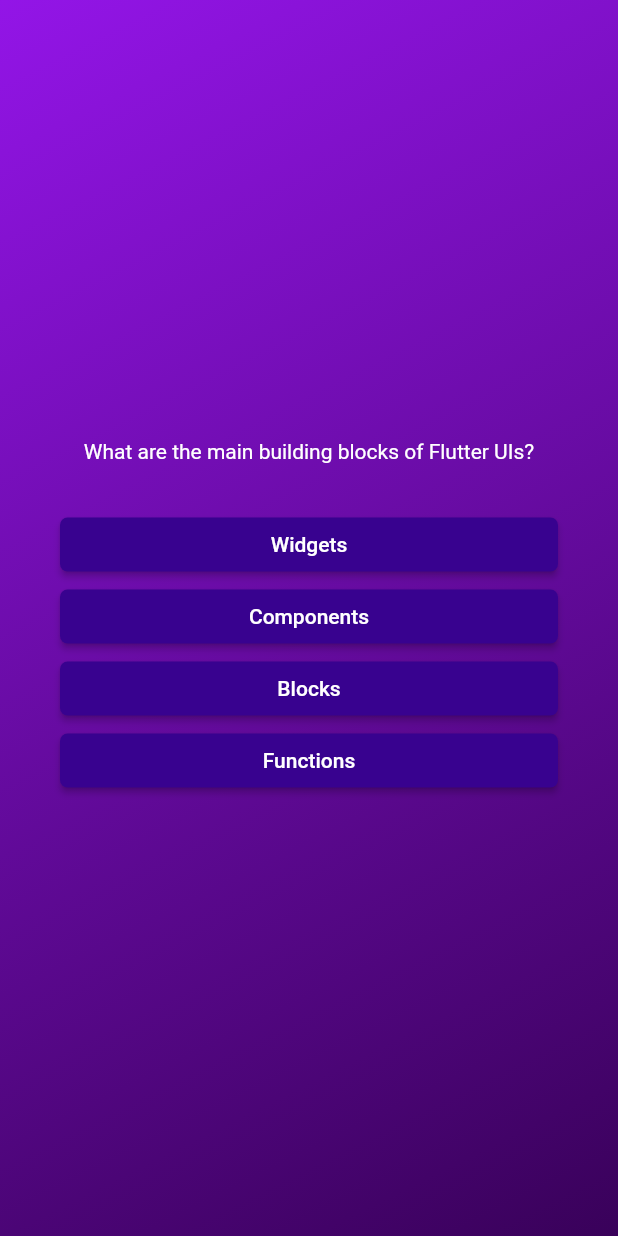
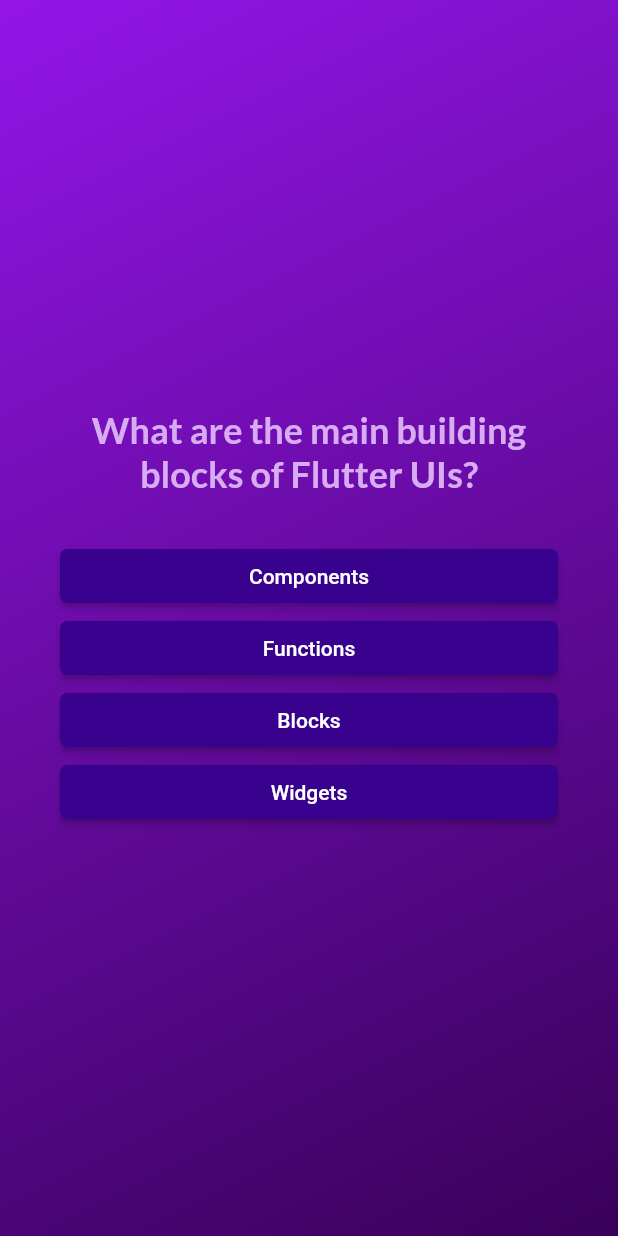
Before and after one commit to LuisDutra/quiz_app, a Flutter app: the screen it shows after launch, after a tap on "Start Quiz", on a phone screen of 412 x 824 dp. Run offline on Flutter 3.47's test engine with Material 2 defaults, Android fonts, the phone set to English and light mode, and no system bars; our stand-ins replace google_fonts.

Commit message:
adding google fonts

```diff
--- a/lib/answer_button.dart
+++ b/lib/answer_button.dart
@@ -22,7 +22,10 @@ class AnswerButton extends StatelessWidget {
           borderRadius: BorderRadius.circular(5),
         ),
       ),
-      child: Text(answerText),
+      child: Text(
+        answerText,
+        textAlign: TextAlign.center,
+      ),
     );
   }
 }
--- a/lib/home.dart
+++ b/lib/home.dart
@@ -1,7 +1,8 @@
 import 'package:flutter/material.dart';
+import 'package:google_fonts/google_fonts.dart';
 
 class Home extends StatelessWidget {
-  const Home(this.startQuiz,{super.key});
+  const Home(this.startQuiz, {super.key});
 
   final void Function() startQuiz;
 
@@ -17,9 +18,9 @@ class Home extends StatelessWidget {
         ),
         Container(
           padding: const EdgeInsets.all(30),
-          child: const Text(
+          child: Text(
             "Learn Flutter the fun way !!!",
-            style: TextStyle(
+            style: GoogleFonts.lato(
               color: Colors.white,
               fontSize: 24,
             ),
--- a/lib/models/quiz_question.dart
+++ b/lib/models/quiz_question.dart
@@ -3,4 +3,10 @@ class QuizQuestion {
 
   final String text;
   final List<String> answers;
+
+  List<String> getShuffledAnswers() {
+    final shuffledList = List.of(answers);
+    shuffledList.shuffle();
+    return shuffledList;
+  }
 }
--- a/lib/questions_screen.dart
+++ b/lib/questions_screen.dart
@@ -1,4 +1,5 @@
 import 'package:flutter/material.dart';
+import 'package:google_fonts/google_fonts.dart';
 
 import 'package:quiz_app/answer_button.dart';
 import 'package:quiz_app/data/questions.dart';
@@ -13,9 +14,17 @@ class QuestionScreen extends StatefulWidget {
 }
 
 class _QuestionsScreenState extends State<QuestionScreen> {
+  var questionIndex = 0;
+
+  answerQuestion() {
+    setState(() {
+      questionIndex++;
+    });
+  }
+
   @override
   Widget build(BuildContext context) {
-    final currentQuestion = questions[0];
+    final currentQuestion = questions[questionIndex];
     return Container(
       margin: const EdgeInsets.all(40),
       child: Column(
@@ -24,16 +33,21 @@ class _QuestionsScreenState extends State<QuestionScreen> {
         children: [
           Text(
             currentQuestion.text,
-            style: const TextStyle(
-              color: Colors.white,
+            style: GoogleFonts.lato(
+              color: const Color.fromARGB(255, 215, 172, 243),
+              fontSize: 24,
+              fontWeight: FontWeight.bold,
             ),
             textAlign: TextAlign.center,
           ),
           const SizedBox(
             height: 30,
           ),
-          ...currentQuestion.answers.map((answer) {
-            return AnswerButton(answerText: answer, onTap: () {});
+          ...currentQuestion.getShuffledAnswers().map((answer) {
+            return AnswerButton(
+              answerText: answer,
+              onTap: answerQuestion,
+            );
           })
         ],
       ),
--- a/pubspec.yaml
+++ b/pubspec.yaml
@@ -34,6 +34,7 @@ dependencies:
   # The following adds the Cupertino Icons font to your application.
   # Use with the CupertinoIcons class for iOS style icons.
   cupertino_icons: ^1.0.2
+  google_fonts: ^6.0.0
 
 dev_dependencies:
   flutter_test:
```
Also changed, not shown: pubspec.lock, 1 other file.
